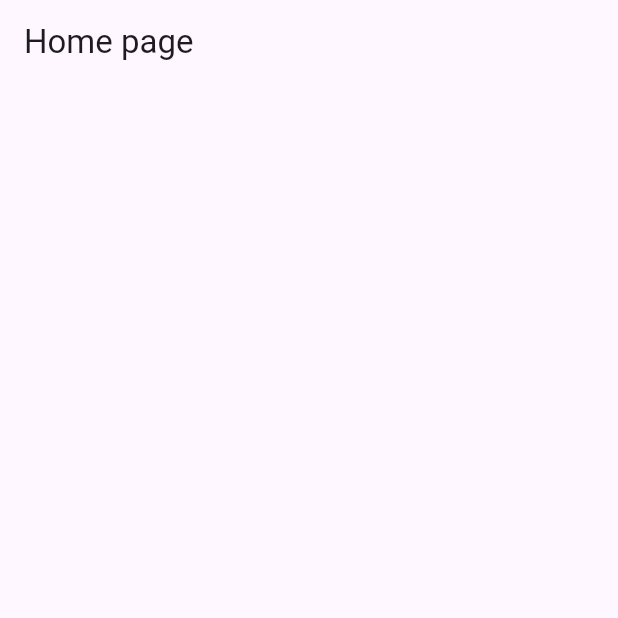
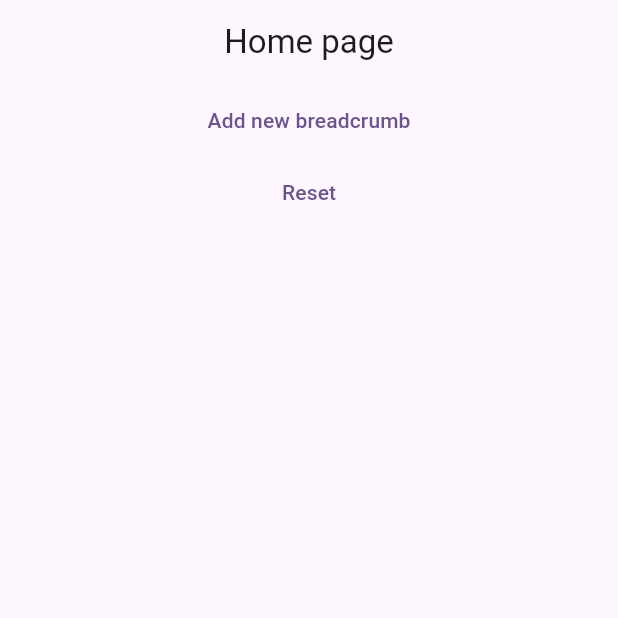
Before and after one commit to Wolfram-180/provider_1, a Flutter app: the screen it shows after launch, on a phone screen of 412 x 824 dp, the top half of it. Run offline on Flutter 3.47's test engine with Material 3 defaults, Android fonts, the phone set to English and light mode, and no system bars.

Commit message:
BreadCrumbsWidget

```diff
--- a/lib/main.dart
+++ b/lib/main.dart
@@ -1,17 +1,26 @@
 import 'dart:collection';
 
 import 'package:flutter/material.dart';
+import 'package:provider/provider.dart';
 import 'package:uuid/uuid.dart';
+
+String routeNameNew = '/new';
 
 void main() {
   runApp(
-    MaterialApp(
-      title: 'Test app',
-      theme: ThemeData(
-        colorScheme: ColorScheme.fromSeed(seedColor: Colors.deepPurple),
-        useMaterial3: true,
+    ChangeNotifierProvider(
+      create: (_) => BreadCrumbProvider(),
+      child: MaterialApp(
+        title: 'Test app',
+        theme: ThemeData(
+          colorScheme: ColorScheme.fromSeed(seedColor: Colors.deepPurple),
+          useMaterial3: true,
+        ),
+        home: const HomePage(),
+        routes: {
+          routeNameNew: (context) => const Material(),
+        },
       ),
-      home: const HomePage(),
     ),
   );
 }
@@ -23,7 +32,25 @@ class HomePage extends StatelessWidget {
   Widget build(BuildContext context) {
     return Scaffold(
       appBar: AppBar(
-        title: const Text('Home page'),
+        title: const Center(child: Text('Home page')),
+      ),
+      body: Center(
+        child: Column(
+          children: [
+            TextButton(
+              onPressed: () {
+                Navigator.of(context).pushNamed(routeNameNew);
+              },
+              child: const Text('Add new breadcrumb'),
+            ),
+            TextButton(
+              onPressed: () {
+                context.read<BreadCrumbProvider>().reset();
+              },
+              child: const Text('Reset'),
+            ),
+          ],
+        ),
       ),
     );
   }
```
